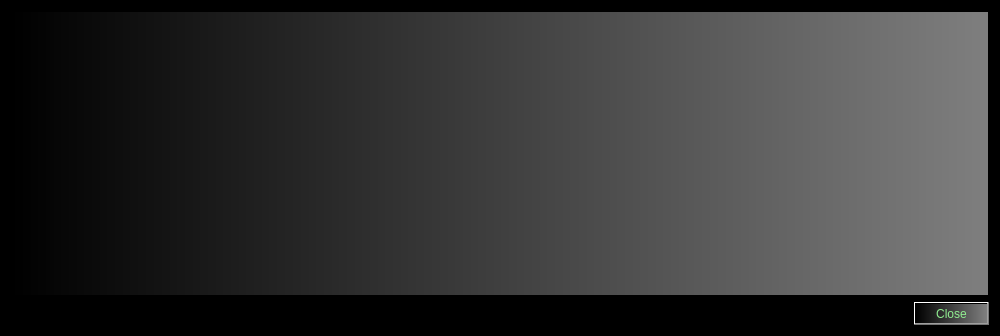
The window that src/qt/forms/transactiondescdialog.ui (gridcoin-community/Gridcoin-Research) describes before a commit, drawn with Qt 5.
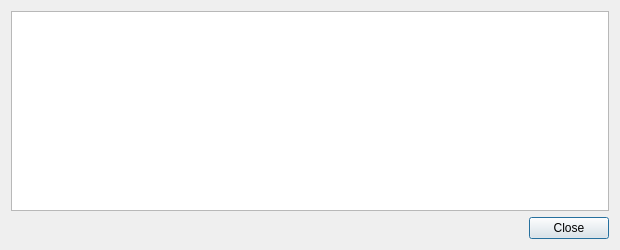
The same window after the commit. Icons and pictures are not drawn.

Diff of the .ui file:
```diff
--- a/src/qt/forms/transactiondescdialog.ui
+++ b/src/qt/forms/transactiondescdialog.ui
@@ -6,503 +6,21 @@
    <rect>
     <x>0</x>
     <y>0</y>
-    <width>1000</width>
-    <height>336</height>
+    <width>620</width>
+    <height>250</height>
    </rect>
   </property>
-  <property name="palette">
-   <palette>
-    <active>
-     <colorrole role="WindowText">
-      <brush brushstyle="SolidPattern">
-       <color alpha="255">
-        <red>0</red>
-        <green>255</green>
-        <blue>0</blue>
-       </color>
-      </brush>
-     </colorrole>
-     <colorrole role="Button">
-      <brush brushstyle="SolidPattern">
-       <color alpha="255">
-        <red>0</red>
-        <green>255</green>
-        <blue>0</blue>
-       </color>
-      </brush>
-     </colorrole>
-     <colorrole role="Base">
-      <brush brushstyle="SolidPattern">
-       <color alpha="255">
-        <red>255</red>
-        <green>255</green>
-        <blue>255</blue>
-       </color>
-      </brush>
-     </colorrole>
-     <colorrole role="Window">
-      <brush brushstyle="SolidPattern">
-       <color alpha="255">
-        <red>0</red>
-        <green>0</green>
-        <blue>0</blue>
-       </color>
-      </brush>
-     </colorrole>
-    </active>
-    <inactive>
-     <colorrole role="WindowText">
-      <brush brushstyle="SolidPattern">
-       <color alpha="255">
-        <red>0</red>
-        <green>255</green>
-        <blue>0</blue>
-       </color>
-      </brush>
-     </colorrole>
-     <colorrole role="Button">
-      <brush brushstyle="SolidPattern">
-       <color alpha="255">
-        <red>0</red>
-        <green>255</green>
-        <blue>0</blue>
-       </color>
-      </brush>
-     </colorrole>
-     <colorrole role="Base">
-      <brush brushstyle="SolidPattern">
-       <color alpha="255">
-        <red>255</red>
-        <green>255</green>
-        <blue>255</blue>
-       </color>
-      </brush>
-     </colorrole>
-     <colorrole role="Window">
-      <brush brushstyle="SolidPattern">
-       <color alpha="255">
-        <red>0</red>
-        <green>0</green>
-        <blue>0</blue>
-       </color>
-      </brush>
-     </colorrole>
-    </inactive>
-    <disabled>
-     <colorrole role="WindowText">
-      <brush brushstyle="SolidPattern">
-       <color alpha="255">
-        <red>120</red>
-        <green>120</green>
-        <blue>120</blue>
-       </color>
-      </brush>
-     </colorrole>
-     <colorrole role="Button">
-      <brush brushstyle="SolidPattern">
-       <color alpha="255">
-        <red>0</red>
-        <green>255</green>
-        <blue>0</blue>
-       </color>
-      </brush>
-     </colorrole>
-     <colorrole role="Base">
-      <brush brushstyle="SolidPattern">
-       <color alpha="255">
-        <red>0</red>
-        <green>0</green>
-        <blue>0</blue>
-       </color>
-      </brush>
-     </colorrole>
-     <colorrole role="Window">
-      <brush brushstyle="SolidPattern">
-       <color alpha="255">
-        <red>0</red>
-        <green>0</green>
-        <blue>0</blue>
-       </color>
-      </brush>
-     </colorrole>
-    </disabled>
-   </palette>
-  </property>
   <property name="windowTitle">
    <string>Transaction details</string>
   </property>
-  <property name="windowOpacity">
-   <double>55.000000000000000</double>
-  </property>
-  <property name="autoFillBackground">
-   <bool>true</bool>
-  </property>
   <layout class="QVBoxLayout" name="verticalLayout">
    <item>
     <widget class="QTextEdit" name="detailText">
-     <property name="palette">
-      <palette>
-       <active>
-        <colorrole role="WindowText">
-         <brush brushstyle="SolidPattern">
-          <color alpha="255">
-           <red>255</red>
-           <green>255</green>
-           <blue>0</blue>
-          </color>
-         </brush>
-        </colorrole>
-        <colorrole role="Button">
-         <brush brushstyle="LinearGradientPattern">
-          <gradient startx="0.000000000000000" starty="0.000000000000000" endx="1.000000000000000" endy="0.000000000000000" type="LinearGradient" spread="PadSpread" coordinatemode="ObjectBoundingMode">
-           <gradientstop position="0.000000000000000">
-            <color alpha="255">
-             <red>0</red>
-             <green>0</green>
-             <blue>0</blue>
-            </color>
-           </gradientstop>
-           <gradientstop position="1.000000000000000">
-            <color alpha="255">
-             <red>127</red>
-             <green>127</green>
-             <blue>127</blue>
-            </color>
-           </gradientstop>
-          </gradient>
-         </brush>
-        </colorrole>
-        <colorrole role="Light">
-         <brush brushstyle="SolidPattern">
-          <color alpha="255">
-           <red>255</red>
-           <green>255</green>
-           <blue>0</blue>
-          </color>
-         </brush>
-        </colorrole>
-        <colorrole role="Midlight">
-         <brush brushstyle="SolidPattern">
-          <color alpha="255">
-           <red>255</red>
-           <green>255</green>
-           <blue>0</blue>
-          </color>
-         </brush>
-        </colorrole>
-        <colorrole role="Text">
-         <brush brushstyle="SolidPattern">
-          <color alpha="255">
-           <red>255</red>
-           <green>255</green>
-           <blue>0</blue>
-          </color>
-         </brush>
-        </colorrole>
-        <colorrole role="BrightText">
-         <brush brushstyle="SolidPattern">
-          <color alpha="255">
-           <red>0</red>
-           <green>255</green>
-           <blue>127</blue>
-          </color>
-         </brush>
-        </colorrole>
-        <colorrole role="ButtonText">
-         <brush brushstyle="SolidPattern">
-          <color alpha="255">
-           <red>255</red>
-           <green>255</green>
-           <blue>0</blue>
-          </color>
-         </brush>
-        </colorrole>
-        <colorrole role="Base">
-         <brush brushstyle="LinearGradientPattern">
-          <gradient startx="0.000000000000000" starty="0.000000000000000" endx="1.000000000000000" endy="0.000000000000000" type="LinearGradient" spread="PadSpread" coordinatemode="ObjectBoundingMode">
-           <gradientstop position="0.000000000000000">
-            <color alpha="255">
-             <red>0</red>
-             <green>0</green>
-             <blue>0</blue>
-            </color>
-           </gradientstop>
-           <gradientstop position="1.000000000000000">
-            <color alpha="255">
-             <red>127</red>
-             <green>127</green>
-             <blue>127</blue>
-            </color>
-           </gradientstop>
-          </gradient>
-         </brush>
-        </colorrole>
-        <colorrole role="Window">
-         <brush brushstyle="LinearGradientPattern">
-          <gradient startx="0.000000000000000" starty="0.000000000000000" endx="1.000000000000000" endy="0.000000000000000" type="LinearGradient" spread="PadSpread" coordinatemode="ObjectBoundingMode">
-           <gradientstop position="0.000000000000000">
-            <color alpha="255">
-             <red>0</red>
-             <green>0</green>
-             <blue>0</blue>
-            </color>
-           </gradientstop>
-           <gradientstop position="1.000000000000000">
-            <color alpha="255">
-             <red>127</red>
-             <green>127</green>
-             <blue>127</blue>
-            </color>
-           </gradientstop>
-          </gradient>
-         </brush>
-        </colorrole>
-       </active>
-       <inactive>
-        <colorrole role="WindowText">
-         <brush brushstyle="SolidPattern">
-          <color alpha="255">
-           <red>255</red>
-           <green>255</green>
-           <blue>0</blue>
-          </color>
-         </brush>
-        </colorrole>
-        <colorrole role="Button">
-         <brush brushstyle="LinearGradientPattern">
-          <gradient startx="0.000000000000000" starty="0.000000000000000" endx="1.000000000000000" endy="0.000000000000000" type="LinearGradient" spread="PadSpread" coordinatemode="ObjectBoundingMode">
-           <gradientstop position="0.000000000000000">
-            <color alpha="255">
-             <red>0</red>
-             <green>0</green>
-             <blue>0</blue>
-            </color>
-           </gradientstop>
-           <gradientstop position="1.000000000000000">
-            <color alpha="255">
-             <red>127</red>
-             <green>127</green>
-             <blue>127</blue>
-            </color>
-           </gradientstop>
-          </gradient>
-         </brush>
-        </colorrole>
-        <colorrole role="Light">
-         <brush brushstyle="SolidPattern">
-          <color alpha="255">
-           <red>255</red>
-           <green>255</green>
-           <blue>0</blue>
-          </color>
-         </brush>
-        </colorrole>
-        <colorrole role="Midlight">
-         <brush brushstyle="SolidPattern">
-          <color alpha="255">
-           <red>255</red>
-           <green>255</green>
-           <blue>0</blue>
-          </color>
-         </brush>
-        </colorrole>
-        <colorrole role="Text">
-         <brush brushstyle="SolidPattern">
-          <color alpha="255">
-           <red>255</red>
-           <green>255</green>
-           <blue>0</blue>
-          </color>
-         </brush>
-        </colorrole>
-        <colorrole role="BrightText">
-         <brush brushstyle="SolidPattern">
-          <color alpha="255">
-           <red>0</red>
-           <green>255</green>
-           <blue>127</blue>
-          </color>
-         </brush>
-        </colorrole>
-        <colorrole role="ButtonText">
-         <brush brushstyle="SolidPattern">
-          <color alpha="255">
-           <red>255</red>
-           <green>255</green>
-           <blue>0</blue>
-          </color>
-         </brush>
-        </colorrole>
-        <colorrole role="Base">
-         <brush brushstyle="LinearGradientPattern">
-          <gradient startx="0.000000000000000" starty="0.000000000000000" endx="1.000000000000000" endy="0.000000000000000" type="LinearGradient" spread="PadSpread" coordinatemode="ObjectBoundingMode">
-           <gradientstop position="0.000000000000000">
-            <color alpha="255">
-             <red>0</red>
-             <green>0</green>
-             <blue>0</blue>
-            </color>
-           </gradientstop>
-           <gradientstop position="1.000000000000000">
-            <color alpha="255">
-             <red>127</red>
-             <green>127</green>
-             <blue>127</blue>
-            </color>
-           </gradientstop>
-          </gradient>
-         </brush>
-        </colorrole>
-        <colorrole role="Window">
-         <brush brushstyle="LinearGradientPattern">
-          <gradient startx="0.000000000000000" starty="0.000000000000000" endx="1.000000000000000" endy="0.000000000000000" type="LinearGradient" spread="PadSpread" coordinatemode="ObjectBoundingMode">
-           <gradientstop position="0.000000000000000">
-            <color alpha="255">
-             <red>0</red>
-             <green>0</green>
-             <blue>0</blue>
-            </color>
-           </gradientstop>
-           <gradientstop position="1.000000000000000">
-            <color alpha="255">
-             <red>127</red>
-             <green>127</green>
-             <blue>127</blue>
-            </color>
-           </gradientstop>
-          </gradient>
-         </brush>
-        </colorrole>
-       </inactive>
-       <disabled>
-        <colorrole role="WindowText">
-         <brush brushstyle="SolidPattern">
-          <color alpha="255">
-           <red>255</red>
-           <green>255</green>
-           <blue>0</blue>
-          </color>
-         </brush>
-        </colorrole>
-        <colorrole role="Button">
-         <brush brushstyle="LinearGradientPattern">
-          <gradient startx="0.000000000000000" starty="0.000000000000000" endx="1.000000000000000" endy="0.000000000000000" type="LinearGradient" spread="PadSpread" coordinatemode="ObjectBoundingMode">
-           <gradientstop position="0.000000000000000">
-            <color alpha="255">
-             <red>0</red>
-             <green>0</green>
-             <blue>0</blue>
-            </color>
-           </gradientstop>
-           <gradientstop position="1.000000000000000">
-            <color alpha="255">
-             <red>127</red>
-             <green>127</green>
-             <blue>127</blue>
-            </color>
-           </gradientstop>
-          </gradient>
-         </brush>
-        </colorrole>
-        <colorrole role="Light">
-         <brush brushstyle="SolidPattern">
-          <color alpha="255">
-           <red>255</red>
-           <green>255</green>
-           <blue>0</blue>
-          </color>
-         </brush>
-        </colorrole>
-        <colorrole role="Midlight">
-         <brush brushstyle="SolidPattern">
-          <color alpha="255">
-           <red>255</red>
-           <green>255</green>
-           <blue>0</blue>
-          </color>
-         </brush>
-        </colorrole>
-        <colorrole role="Text">
-         <brush brushstyle="SolidPattern">
-          <color alpha="255">
-           <red>255</red>
-           <green>255</green>
-           <blue>0</blue>
-          </color>
-         </brush>
-        </colorrole>
-        <colorrole role="BrightText">
-         <brush brushstyle="SolidPattern">
-          <color alpha="255">
-           <red>0</red>
-           <green>255</green>
-           <blue>127</blue>
-          </color>
-         </brush>
-        </colorrole>
-        <colorrole role="ButtonText">
-         <brush brushstyle="SolidPattern">
-          <color alpha="255">
-           <red>255</red>
-           <green>255</green>
-           <blue>0</blue>
-          </color>
-         </brush>
-        </colorrole>
-        <colorrole role="Base">
-         <brush brushstyle="LinearGradientPattern">
-          <gradient startx="0.000000000000000" starty="0.000000000000000" endx="1.000000000000000" endy="0.000000000000000" type="LinearGradient" spread="PadSpread" coordinatemode="ObjectBoundingMode">
-           <gradientstop position="0.000000000000000">
-            <color alpha="255">
-             <red>0</red>
-             <green>0</green>
-             <blue>0</blue>
-            </color>
-           </gradientstop>
-           <gradientstop position="1.000000000000000">
-            <color alpha="255">
-             <red>127</red>
-             <green>127</green>
-             <blue>127</blue>
-            </color>
-           </gradientstop>
-          </gradient>
-         </brush>
-        </colorrole>
-        <colorrole role="Window">
-         <brush brushstyle="LinearGradientPattern">
-          <gradient startx="0.000000000000000" starty="0.000000000000000" endx="1.000000000000000" endy="0.000000000000000" type="LinearGradient" spread="PadSpread" coordinatemode="ObjectBoundingMode">
-           <gradientstop position="0.000000000000000">
-            <color alpha="255">
-             <red>0</red>
-             <green>0</green>
-             <blue>0</blue>
-            </color>
-           </gradientstop>
-           <gradientstop position="1.000000000000000">
-            <color alpha="255">
-             <red>127</red>
-             <green>127</green>
-             <blue>127</blue>
-            </color>
-           </gradientstop>
-          </gradient>
-         </brush>
-        </colorrole>
-       </disabled>
-      </palette>
-     </property>
      <property name="toolTip">
       <string>This pane shows a detailed description of the transaction</string>
      </property>
-     <property name="autoFillBackground">
-      <bool>true</bool>
-     </property>
      <property name="styleSheet">
-      <string notr="true">
-background-color:qlineargradient(spread:pad, x1:0, y1:0, x2:1, y2:0, stop:0 rgba(0, 0, 0, 255), stop:1 rgba(127, 127, 127, 255));
-color:yellow;
-</string>
+      <string notr="true">background-image: url(:/images/bkg);</string>
      </property>
      <property name="readOnly">
       <bool>true</bool>
@@ -511,12 +29,6 @@
    </item>
    <item>
     <widget class="QDialogButtonBox" name="buttonBox">
-     <property name="styleSheet">
-      <string notr="true">
-background-color:qlineargradient(spread:pad, x1:0, y1:0, x2:1, y2:0, stop:0 rgba(0, 0, 0, 255), stop:1 rgba(127, 127, 127, 255));
-color:lightgreen;
-</string>
-     </property>
      <property name="orientation">
       <enum>Qt::Horizontal</enum>
      </property>
```
